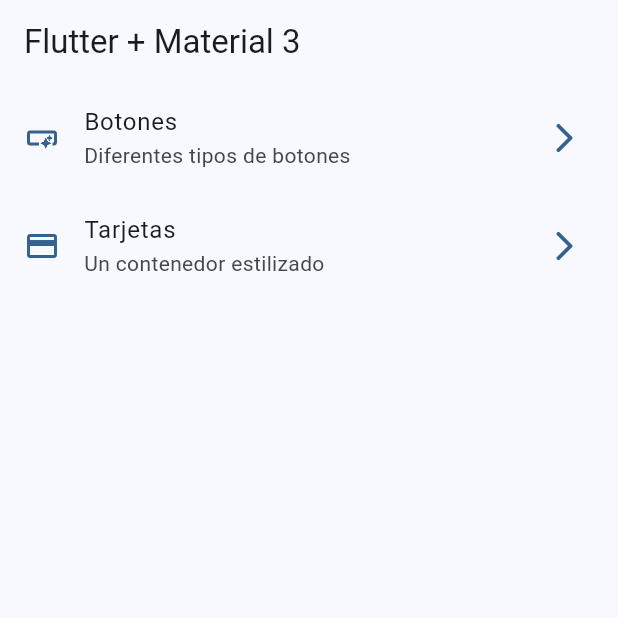
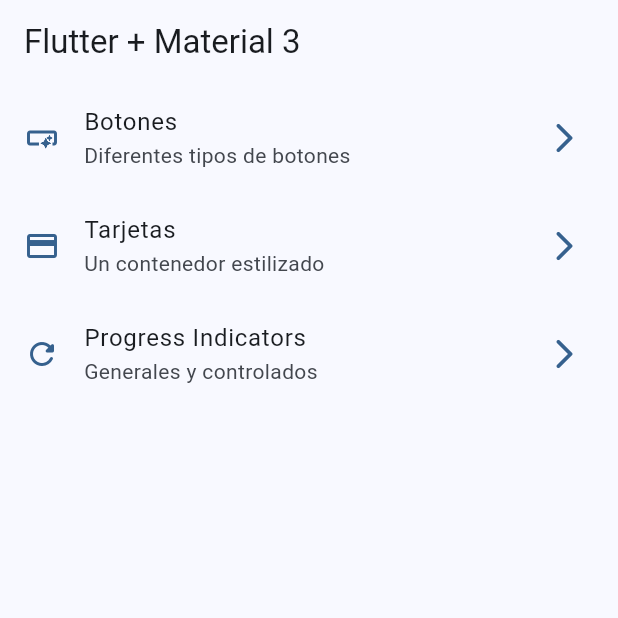
Before and after one commit to danielalejandroalanis/flutter-material3-widgets, a Flutter app: the screen it shows after launch, on a phone screen of 412 x 824 dp, the top half of it. Run offline on Flutter 3.47's test engine with Material 3 defaults, Android fonts, the phone set to English and light mode, and no system bars; our stand-ins replace go_router.

Commit message:
progress indicator terminado

```diff
--- a/lib/config/menu/menu_items.dart
+++ b/lib/config/menu/menu_items.dart
@@ -27,4 +27,10 @@ const appMenuItems = <MenuItem>[
     link: '/cards',
     icon: Icons.credit_card,
   ),
+  MenuItem(
+    title: 'Progress Indicators',
+    subTitle: 'Generales y controlados',
+    link: '/progress',
+    icon: Icons.refresh_rounded,
+  ),
 ];
--- a/lib/config/router/app_router.dart
+++ b/lib/config/router/app_router.dart
@@ -16,5 +16,10 @@ final appRouter = GoRouter(initialLocation: '/', routes: [
     path: '/cards',
     name: CardsScreens.name,
     builder: (context, state) => const CardsScreens(),
+  ),
+  GoRoute(
+    path: '/progress',
+    name: ProgressScreen.name,
+    builder: (context, state) => const ProgressScreen(),
   )
 ]);
```
Also changed, not shown: lib/presentation/screens/progress/progress_screen.dart (+71 -1 lines).
